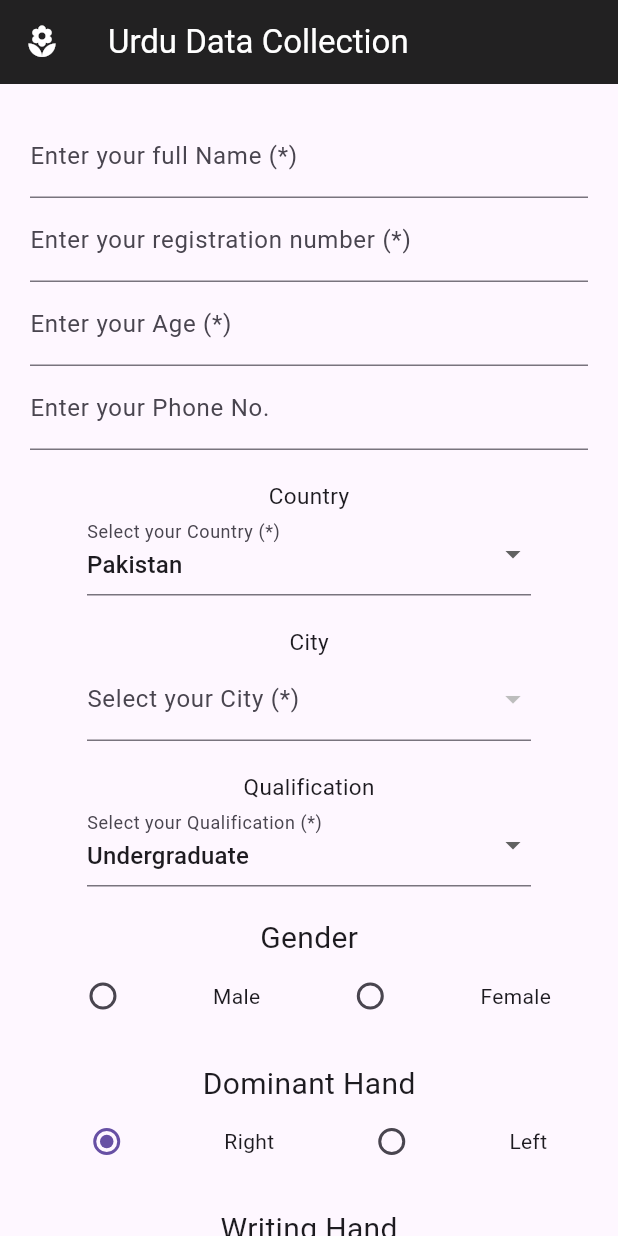
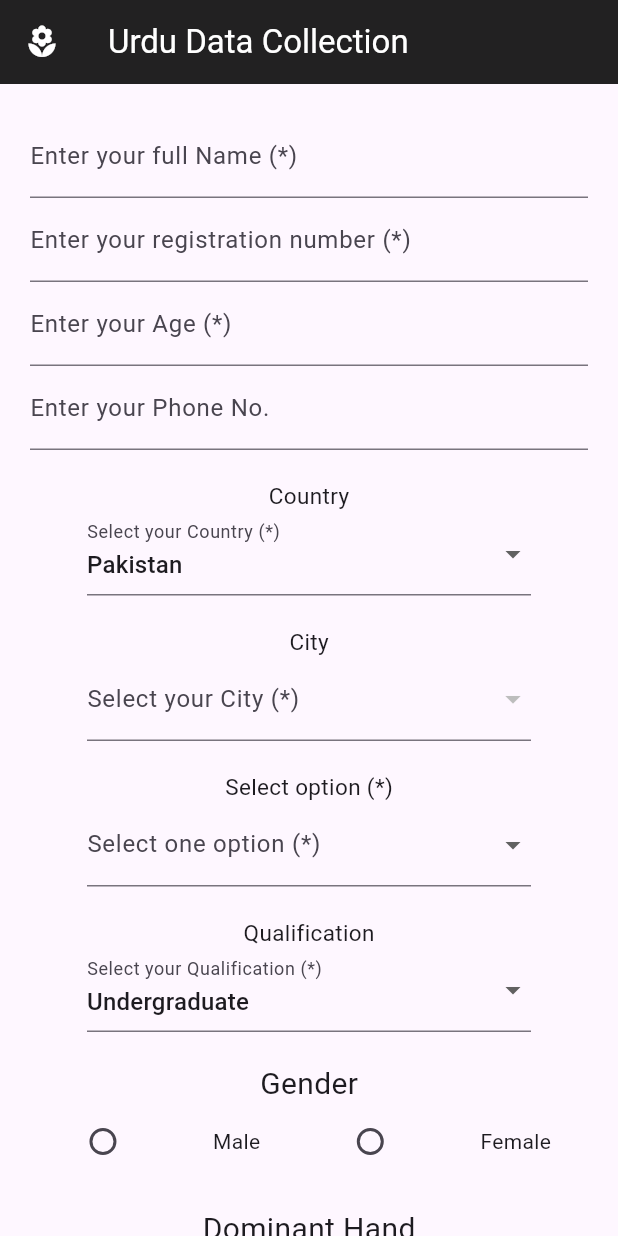
Before and after one commit to Saadullah-AbdulSamad/urdudataset-flutter, a Flutter app: the screen it shows after launch, on a phone screen of 412 x 824 dp. Run offline on Flutter 3.47's test engine with Material 3 defaults, Android fonts, the phone set to English and light mode, and no system bars; our stand-ins replace cloud_firestore, firebase_core; accounts and stored records are empty.

Commit message:
New data added

```diff
--- a/lib/form/formscreen.dart
+++ b/lib/form/formscreen.dart
@@ -14,15 +14,28 @@ class _FormScreenState extends State<FormScreen> {
   String registrationNumber = '';
   String? _selectedCountry = 'Pakistan',
       _selectedCity,
-      _selectedQualification = 'Undergraduate';
+      _selectedQualification = 'Undergraduate',_wordsValue;
   List<String> _cities = []; // List of cities based on selected country
 
   // Example country and city data
   Map<String, List<String>> countryCities = {
-    'Pakistan': ['Lahore', 'Karachi', 'Islamabad'],
-    'India': ['Delhi', 'Mumbai', 'Bangalore'],
-    'USA': ['New York', 'Los Angeles', 'Chicago'],
-    'Canada': ['Toronto', 'Vancouver', 'Montreal'],
+    'Pakistan': [
+      'Lahore', 'Faisalabad', 'Rawalpindi', 'Multan', 'Gujranwala', 'Bahawalpur', 'Sargodha', 'Sialkot', 'Sheikhupura',
+      'Jhelum', 'Kasur', 'Mianwali', 'Rahim Yar Khan', 'Dera Ghazi Khan', 'Vehari', 'Karachi', 'Hyderabad', 'Sukkur',
+      'Larkana', 'Nawabshah', 'Mirpur Khas', 'Jacobabad', 'Khairpur', 'Peshawar', 'Abbottabad', 'Mardan', 'Swat (Mingora)',
+      'Dera Ismail Khan', 'Kohat', 'Bannu', 'Mansehra', 'Quetta', 'Gwadar', 'Turbat', 'Khuzdar', 'Sibi', 'Lasbela',
+      'Chaman', 'Panjgur', 'Muzaffarabad', 'Mirpur', 'Rawalakot', 'Bagh', 'Kotli', 'Bhimber', 'Gilgit', 'Skardu',
+      'Hunza', 'Chilas', 'Ghanche', 'Islamabad'
+    ],
+    'India': [
+      'Delhi', 'Mumbai', 'Bangalore', 'Chennai', 'Kolkata', 'Hyderabad', 'Ahmedabad', 'Pune', 'Jaipur', 'Lucknow',
+      'Kanpur', 'Nagpur', 'Indore', 'Thane', 'Bhopal', 'Visakhapatnam', 'Patna', 'Vadodara', 'Ghaziabad', 'Ludhiana',
+      'Agra', 'Nashik', 'Faridabad', 'Meerut', 'Rajkot', 'Kalyan', 'Varanasi', 'Srinagar', 'Amritsar', 'Allahabad',
+      'Ranchi', 'Coimbatore', 'Gwalior', 'Jodhpur', 'Chandigarh', 'Guwahati', 'Solapur', 'Hubli-Dharwad', 'Mysore',
+      'Tiruchirappalli', 'Bareilly', 'Aligarh', 'Jalandhar', 'Bhubaneswar', 'Salem', 'Warangal', 'Guntur', 'Bhiwandi'
+    ],
+    'USA': ['New York', 'Los Angeles', 'Chicago', 'Houston', 'Phoenix', 'Philadelphia', 'San Antonio', 'San Diego', 'Dallas', 'San Jose'],
+    'Canada': ['Toronto', 'Vancouver', 'Montreal', 'Calgary', 'Ottawa', 'Edmonton', 'Quebec City', 'Winnipeg', 'Hamilton', 'Kitchener']
   };
   List<String> qualifications = [
     'High School',
@@ -30,6 +43,10 @@ class _FormScreenState extends State<FormScreen> {
     'Graduate',
     'Postgraduate',
     'PhD'
+  ];List<String> words = [
+    '1 letter',
+    '3 letters',
+    '2 letters',
   ];
 
   @override
@@ -169,6 +186,39 @@ class _FormScreenState extends State<FormScreen> {
                   padding: const EdgeInsets.only(left: 38, right: 38),
                   child: Column(
                     children: [
+                      const Text('Select option (*)',
+                          style: TextStyle(fontSize: 15)),
+                      DropdownButtonFormField<String>(
+                        value: _wordsValue,
+                        decoration: const InputDecoration(
+                          labelText: 'Select one option (*)',
+                        ),
+                        items: words.map((words) {
+                          return DropdownMenuItem<String>(
+                            value: words,
+                            child: Text(words),
+                          );
+                        }).toList(),
+                        onChanged: (value) {
+                          setState(() {
+                            _wordsValue = value;
+                          });
+                        },
+                        validator: (value) {
+                          if (value == null || value.isEmpty) {
+                            return 'Please select your qualification';
+                          }
+                          return null;
+                        },
+                      ),
+                    ],
+                  ),
+                ),
+                const SizedBox(height: 20),
+                Container(
+                  padding: const EdgeInsets.only(left: 38, right: 38),
+                  child: Column(
+                    children: [
                       const Text('Qualification',
                           style: TextStyle(fontSize: 15)),
                       DropdownButtonFormField<String>(
@@ -289,6 +339,7 @@ class _FormScreenState extends State<FormScreen> {
                         MaterialPageRoute(
                           builder: (context) => DrawingScreen(
                             userID: registrationNumber,
+                            words: _wordsValue,
                           ),
                         ),
                       );
```
Also changed, not shown: lib/drawing/drawingscreen.dart (+37 -2 lines).
